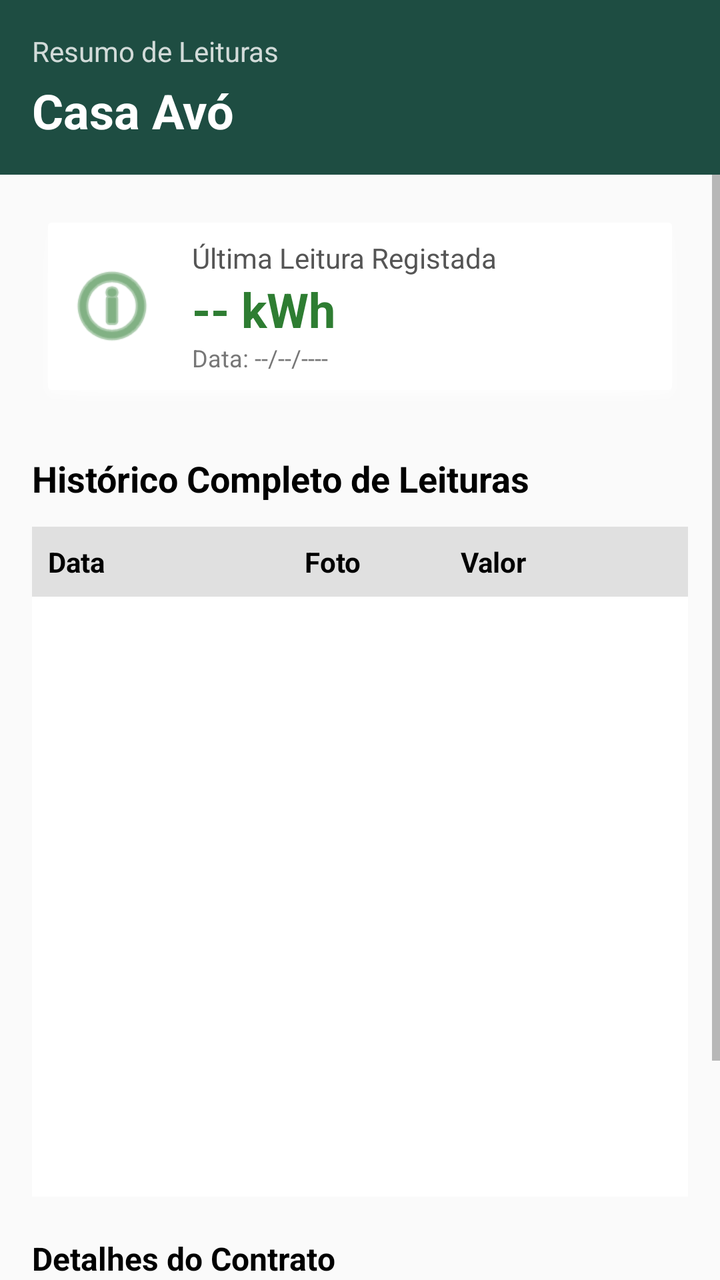
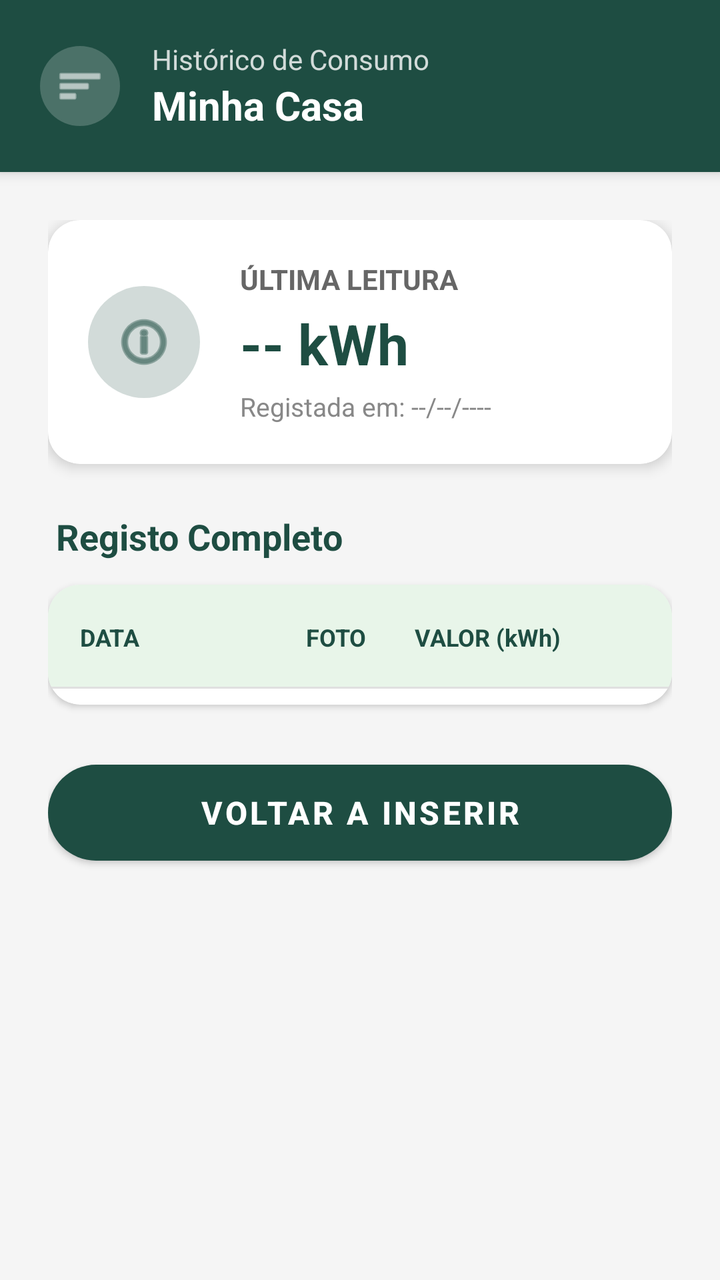

Compare the two renders of this Android layout. The source of the first and the diff that turns it into the second are given below.
<!-- AndroidManifest.xml: application theme Theme.EcoTrack -->
<!-- res/layout/layout_leituras.xml -->
<?xml version="1.0" encoding="utf-8"?>
<LinearLayout xmlns:android="http://schemas.android.com/apk/res/android"
    xmlns:app="http://schemas.android.com/apk/res-auto"
    android:layout_width="match_parent"
    android:layout_height="match_parent"
    android:background="@drawable/gradient_verde"
    android:orientation="vertical">

    
    <LinearLayout
        android:id="@+id/headerCasa"
        android:layout_width="match_parent"
        android:layout_height="wrap_content"
        android:orientation="vertical"
        android:padding="16dp"
        android:background="#1E4D42">

        <TextView
            android:text="Resumo de Leituras"
            android:textSize="14sp"
            android:textColor="#FFFFFF"
            android:alpha="0.8"
            android:layout_width="wrap_content"
            android:layout_height="wrap_content"/>

        <TextView
            android:id="@+id/tvNomeCasaResumo"
            android:text="Casa Avó"
            android:textSize="24sp"
            android:textStyle="bold"
            android:textColor="#FFFFFF"
            android:layout_marginTop="4dp"
            android:layout_width="wrap_content"
            android:layout_height="wrap_content"/>

    </LinearLayout>

    
    <ScrollView
        android:layout_width="match_parent"
        android:layout_height="match_parent"
        android:fillViewport="true"
        android:background="#FAFAFA">

        <LinearLayout
            android:layout_width="match_parent"
            android:layout_height="wrap_content"
            android:background="#FAFAFA"
            android:orientation="vertical"
            android:padding="16dp">

            
            <LinearLayout
                android:layout_width="match_parent"
                android:layout_height="wrap_content"
                android:orientation="horizontal"
                android:padding="16dp"
                android:background="@android:drawable/dialog_holo_light_frame"
                android:backgroundTint="#FFFFFF"
                android:elevation="4dp"
                android:gravity="center_vertical"
                android:layout_marginBottom="24dp">

                <ImageView
                    android:layout_width="48dp"
                    android:layout_height="48dp"
                    android:src="@android:drawable/ic_menu_info_details"
                    android:layout_marginEnd="16dp"
                    app:tint="#2E7D32" />

                <LinearLayout
                    android:layout_width="wrap_content"
                    android:layout_height="wrap_content"
                    android:orientation="vertical">

                    <TextView
                        android:layout_width="wrap_content"
                        android:layout_height="wrap_content"
                        android:text="Última Leitura Registada"
                        android:textSize="14sp"
                        android:textColor="#555555"/>

                    <TextView
                        android:id="@+id/tvConsumoResumo"
                        android:layout_width="wrap_content"
                        android:layout_height="wrap_content"
                        android:text="-- kWh"
                        android:textSize="24sp"
                        android:textStyle="bold"
                        android:textColor="#2E7D32"/>

                    <TextView
                        android:id="@+id/tvDataResumo"
                        android:layout_width="wrap_content"
                        android:layout_height="wrap_content"
                        android:text="Data: --/--/----"
                        android:textSize="12sp"
                        android:textColor="#777777"/>
                </LinearLayout>
            </LinearLayout>

            
            <TextView
                android:layout_width="wrap_content"
                android:layout_height="wrap_content"
                android:text="Histórico Completo de Leituras"
                android:textSize="18sp"
                android:textStyle="bold"
                android:textColor="#000000"
                android:layout_marginBottom="12dp"/>

            
            <LinearLayout
                android:layout_width="match_parent"
                android:layout_height="wrap_content"
                android:orientation="horizontal"
                android:padding="8dp"
                android:background="#E0E0E0">

                <TextView
                    android:layout_width="0dp"
                    android:layout_height="wrap_content"
                    android:layout_weight="1.2"
                    android:text="Data"
                    android:textColor="#000000"
                    android:textStyle="bold"/>

                <TextView
                    android:layout_width="0dp"
                    android:layout_height="wrap_content"
                    android:layout_weight="0.8"
                    android:text="Foto"
                    android:textColor="#000000"
                    android:gravity="center"
                    android:textStyle="bold"/>

                <TextView
                    android:layout_width="0dp"
                    android:layout_height="wrap_content"
                    android:layout_weight="1"
                    android:text="Valor"
                    android:textColor="#000000"
                    android:gravity="center"
                    android:textStyle="bold"/>

                <TextView
                    android:layout_width="0dp"
                    android:layout_height="wrap_content"
                    android:layout_weight="0.5"
                    android:text=""
                    android:gravity="center"/>
            </LinearLayout>

            
            <ScrollView
                android:layout_width="match_parent"
                android:layout_height="300dp"
                android:fillViewport="true"
                android:background="#FFFFFF"
                android:padding="4dp"
                android:layout_marginBottom="20dp">

                <TableLayout
                    android:id="@+id/tabelaHistorico"
                    android:layout_width="match_parent"
                    android:layout_height="wrap_content"
                    android:stretchColumns="*" />
            </ScrollView>

            
            <TextView
                android:layout_width="wrap_content"
                android:layout_height="wrap_content"
                android:text="Detalhes do Contrato"
                android:textSize="16sp"
                android:textStyle="bold"
                android:textColor="#000000"
                android:layout_marginBottom="8dp"/>

            <TextView
                android:layout_width="wrap_content"
                android:layout_height="wrap_content"
                android:text="Potência Contratada: 6.9 kVA"
                android:textSize="14sp"
                android:textColor="#555555"
                android:layout_marginBottom="4dp"/>

            <TextView
                android:layout_width="wrap_content"
                android:layout_height="wrap_content"
                android:text="Tarifa: Bi-horária"
                android:textSize="14sp"
                android:textColor="#555555"
                android:layout_marginBottom="16dp"/>

            
            <Button
                android:id="@+id/btnVoltarResumo"
                android:layout_width="match_parent"
                android:layout_height="wrap_content"
                android:text="Voltar a Inserir Leituras"
                android:backgroundTint="#2E7D32"
                android:textColor="#FFFFFF"
                android:textStyle="bold"
                android:padding="12dp"/>

        </LinearLayout>
    </ScrollView>

</LinearLayout>
<!-- resources referenced by this layout -->
<resources>
  <!-- drawable gradient_verde (drawable) -->
  <shape xmlns:android="http://schemas.android.com/apk/res/android">
      <gradient
          android:startColor="@color/pastel_lightgreen"
          android:centerColor="@color/mint_start"
          android:endColor="@color/pastel_whitewarm"
          android:angle="90" />
  
      <corners android:radius="0dp" />
  </shape>
  <style name="Theme.EcoTrack" parent="Theme.MaterialComponents.Light.NoActionBar">
          
          <item name="colorPrimary">@color/colorPrimary</item>
          <item name="colorOnPrimary">@color/colorOnPrimary</item>
          <item name="colorSecondary">@color/colorSecondary</item>
          <item name="colorOnSecondary">@color/colorOnSecondary</item>
  
          
          <item name="colorOnBackground">@color/background_beige</item>
          <item name="colorSurface">@color/colorSurface</item>
          <item name="colorOnSurface">@color/colorOnSurface</item>
          <item name="android:windowBackground">@color/background_beige</item>
  
          
          <item name="colorPrimaryContainer">@color/colorPrimaryContainer</item>
          <item name="colorOnPrimaryContainer">@color/colorOnPrimaryContainer</item>
          <item name="colorSecondaryContainer">@color/colorSecondaryContainer</item>
          <item name="colorOnSecondaryContainer">@color/colorOnSecondaryContainer</item>
  
          
          <item name="colorError">@color/colorError</item>
          <item name="colorOnError">@color/colorOnError</item>
          <item name="colorErrorContainer">@color/colorErrorContainer</item>
          <item name="colorOnErrorContainer">@color/colorOnErrorContainer</item>
  
          
          <item name="colorOutline">@color/colorOutline</item>
  
          
          <item name="android:textColorPrimary">@color/text_primary</item>
          <item name="android:textColorSecondary">@color/text_secondary</item>
  
          
          <item name="android:statusBarColor">@color/colorPrimary</item>
          <item name="android:navigationBarColor">@color/background_beige</item>
      </style>
  <color name="pastel_lightgreen">#D7E8C1</color>
  <color name="mint_start">#A8E6CF</color>
  <color name="pastel_whitewarm">#FAF8F1</color>
  <color name="colorPrimary">#2E7D5B</color>
  <color name="colorOnPrimary">#FFFFFF</color>
  <color name="colorSecondary">#52644F</color>
  <color name="colorOnSecondary">#FFFFFF</color>
  <color name="background_beige">#FFFDF8</color>
  <color name="colorSurface">#FAF7F2</color>
  <color name="colorOnSurface">#3B3A37</color>
  <color name="colorPrimaryContainer">#BFE3CF</color>
  <color name="colorOnPrimaryContainer">#1A3B2C</color>
  <color name="colorSecondaryContainer">#D5E8D7</color>
  <color name="colorOnSecondaryContainer">#1F352F</color>
  <color name="colorError">#B3261E</color>
  <color name="colorOnError">#FFFFFF</color>
  <color name="colorErrorContainer">#F9DEDC</color>
  <color name="colorOnErrorContainer">#410E0B</color>
  <color name="colorOutline">#D8D2C8</color>
  <color name="text_primary">#2E2E2E</color>
  <color name="text_secondary">#7A7A7A</color>
</resources>

<!-- the commit's change to res/layout/layout_leituras.xml (unified diff, before → after) -->
@@ -3,71 +3,84 @@
     xmlns:app="http://schemas.android.com/apk/res-auto"
     android:layout_width="match_parent"
     android:layout_height="match_parent"
-    android:background="@drawable/gradient_verde"
-    android:orientation="vertical">
-
-    
+    android:orientation="vertical"
+    android:background="@drawable/gradient_verde">
+
     <LinearLayout
         android:id="@+id/headerCasa"
         android:layout_width="match_parent"
         android:layout_height="wrap_content"
-        android:orientation="vertical"
-        android:padding="16dp"
-        android:background="#1E4D42">
-
-        <TextView
-            android:text="Resumo de Leituras"
-            android:textSize="14sp"
-            android:textColor="#FFFFFF"
-            android:alpha="0.8"
+        android:orientation="horizontal"
+        android:padding="20dp"
+        android:gravity="center_vertical"
+        android:background="#1E4D42"
+        android:elevation="4dp">
+
+        <ImageView
+            android:layout_width="40dp"
+            android:layout_height="40dp"
+            android:src="@android:drawable/ic_menu_sort_by_size"
+            app:tint="#FFFFFF"
+            android:background="@drawable/bg_circle_white_alpha"
+            android:padding="8dp"
+            android:layout_marginEnd="16dp"/>
+
+        <LinearLayout
             android:layout_width="wrap_content"
-            android:layout_height="wrap_content"/>
-
-        <TextView
-            android:id="@+id/tvNomeCasaResumo"
-            android:text="Casa Avó"
-            android:textSize="24sp"
-            android:textStyle="bold"
-            android:textColor="#FFFFFF"
-            android:layout_marginTop="4dp"
-            android:layout_width="wrap_content"
-            android:layout_height="wrap_content"/>
-
+            android:layout_height="wrap_content"
+            android:orientation="vertical">
+
+            <TextView
+                android:layout_width="wrap_content"
+                android:layout_height="wrap_content"
+                android:text="Histórico de Consumo"
+                android:textSize="14sp"
+                android:textColor="#CCFFFFFF"/>
+
+            <TextView
+                android:id="@+id/tvNomeCasaResumo"
+                android:layout_width="wrap_content"
+                android:layout_height="wrap_content"
+                android:text="Minha Casa"
+                android:textSize="20sp"
+                android:textStyle="bold"
+                android:textColor="#FFFFFF"/>
+        </LinearLayout>
     </LinearLayout>
 
-    
     <ScrollView
         android:layout_width="match_parent"
         android:layout_height="match_parent"
         android:fillViewport="true"
-        android:background="#FAFAFA">
-
-        <LinearLayout
+        android:background="#F5F5F5"> <LinearLayout
+        android:layout_width="match_parent"
+        android:layout_height="wrap_content"
+        android:orientation="vertical"
+        android:padding="24dp">
+
+        <com.google.android.material.card.MaterialCardView
             android:layout_width="match_parent"
             android:layout_height="wrap_content"
-            android:background="#FAFAFA"
-            android:orientation="vertical"
-            android:padding="16dp">
-
-            
+            android:layout_marginBottom="24dp"
+            app:cardCornerRadius="16dp"
+            app:cardElevation="4dp"
+            app:cardBackgroundColor="#FFFFFF">
+
             <LinearLayout
                 android:layout_width="match_parent"
                 android:layout_height="wrap_content"
                 android:orientation="horizontal"
-                android:padding="16dp"
-                android:background="@android:drawable/dialog_holo_light_frame"
-                android:backgroundTint="#FFFFFF"
-                android:elevation="4dp"
-                android:gravity="center_vertical"
-                android:layout_marginBottom="24dp">
+                android:padding="20dp"
+                android:gravity="center_vertical">
 
                 <ImageView
-                    android:layout_width="48dp"
-                    android:layout_height="48dp"
+                    android:layout_width="56dp"
+                    android:layout_height="56dp"
                     android:src="@android:drawable/ic_menu_info_details"
-                    android:layout_marginEnd="16dp"
-                    app:tint="#2E7D32" />
-
+                    app:tint="#1E4D42"
+                    android:background="@drawable/bg_circle_green_alpha"
+                    android:padding="12dp"
+                    android:layout_marginEnd="20dp"/>
                 <LinearLayout
                     android:layout_width="wrap_content"
                     android:layout_height="wrap_content"
@@ -76,135 +89,125 @@
                     <TextView
                         android:layout_width="wrap_content"
                         android:layout_height="wrap_content"
-                        android:text="Última Leitura Registada"
+                        android:text="Última Leitura"
                         android:textSize="14sp"
-                        android:textColor="#555555"/>
+                        android:textColor="#666666"
+                        android:textAllCaps="true"
+                        android:textStyle="bold"/>
 
                     <TextView
                         android:id="@+id/tvConsumoResumo"
                         android:layout_width="wrap_content"
                         android:layout_height="wrap_content"
                         android:text="-- kWh"
-                        android:textSize="24sp"
+                        android:textSize="28sp"
                         android:textStyle="bold"
-                        android:textColor="#2E7D32"/>
+                        android:textColor="#1E4D42"
+                        android:layout_marginTop="4dp"/>
 
                     <TextView
                         android:id="@+id/tvDataResumo"
                         android:layout_width="wrap_content"
                         android:layout_height="wrap_content"
-                        android:text="Data: --/--/----"
-                        android:textSize="12sp"
-                        android:textColor="#777777"/>
+                        android:text="Registada em: --/--/----"
+                        android:textSize="13sp"
+                        android:textColor="#888888"
+                        android:layout_marginTop="4dp"/>
                 </LinearLayout>
             </LinearLayout>
-
-            
-            <TextView
-                android:layout_width="wrap_content"
-                android:layout_height="wrap_content"
-                android:text="Histórico Completo de Leituras"
-                android:textSize="18sp"
-                android:textStyle="bold"
-                android:textColor="#000000"
-                android:layout_marginBottom="12dp"/>
-
-            
+        </com.google.android.material.card.MaterialCardView>
+
+        <TextView
+            android:layout_width="wrap_content"
+            android:layout_height="wrap_content"
+            android:text="Registo Completo"
+            android:textSize="18sp"
+            android:textStyle="bold"
+            android:textColor="#1E4D42"
+            android:layout_marginBottom="12dp"
+            android:layout_marginStart="4dp"/>
+
+        <com.google.android.material.card.MaterialCardView
+            android:layout_width="match_parent"
+            android:layout_height="wrap_content"
+            app:cardCornerRadius="16dp"
+            app:cardElevation="2dp"
+            app:cardBackgroundColor="#FFFFFF"
+            android:layout_marginBottom="24dp">
+
             <LinearLayout
                 android:layout_width="match_parent"
                 android:layout_height="wrap_content"
-                android:orientation="horizontal"
-                android:padding="8dp"
-                android:background="#E0E0E0">
-
-                <TextView
+                android:orientation="vertical">
+
+                <LinearLayout
+                    android:layout_width="match_parent"
+                    android:layout_height="wrap_content"
+                    android:orientation="horizontal"
+                    android:padding="16dp"
+                    android:background="#E8F5E9"> <TextView
                     android:layout_width="0dp"
                     android:layout_height="wrap_content"
                     android:layout_weight="1.2"
-                    android:text="Data"
-                    android:textColor="#000000"
-                    android:textStyle="bold"/>
-
-                <TextView
-                    android:layout_width="0dp"
-                    android:layout_height="wrap_content"
-                    android:layout_weight="0.8"
-                    android:text="Foto"
-                    android:textColor="#000000"
-                    android:gravity="center"
-                    android:textStyle="bold"/>
-
-                <TextView
-                    android:layout_width="0dp"
-                    android:layout_height="wrap_content"
-                    android:layout_weight="1"
-                    android:text="Valor"
-                    android:textColor="#000000"
-                    android:gravity="center"
-                    android:textStyle="bold"/>
-
-                <TextView
-                    android:layout_width="0dp"
-                    android:layout_height="wrap_content"
-                    android:layout_weight="0.5"
-                    android:text=""
-                    android:gravity="center"/>
-            </LinearLayout>
-
-            
-            <ScrollView
-                android:layout_width="match_parent"
-                android:layout_height="300dp"
-                android:fillViewport="true"
-                android:background="#FFFFFF"
-                android:padding="4dp"
-                android:layout_marginBottom="20dp">
+                    android:text="DATA"
+                    android:textColor="#1E4D42"
+                    android:textStyle="bold"
+                    android:textSize="12sp"/>
+
+                    <TextView
+                        android:layout_width="0dp"
+                        android:layout_height="wrap_content"
+                        android:layout_weight="0.8"
+                        android:text="FOTO"
+                        android:textColor="#1E4D42"
+                        android:gravity="center"
+                        android:textStyle="bold"
+                        android:textSize="12sp"/>
+
+                    <TextView
+                        android:layout_width="0dp"
+                        android:layout_height="wrap_content"
+                        android:layout_weight="1"
+                        android:text="VALOR (kWh)"
+                        android:textColor="#1E4D42"
+                        android:gravity="end"
+                        android:textStyle="bold"
+                        android:textSize="12sp"/>
+
+                    <TextView
+                        android:layout_width="0dp"
+                        android:layout_height="wrap_content"
+                        android:layout_weight="0.5"
+                        android:text="" />
+                </LinearLayout>
+
+                <View
+                    android:layout_width="match_parent"
+                    android:layout_height="1dp"
+                    android:background="#E0E0E0"/>
 
                 <TableLayout
                     android:id="@+id/tabelaHistorico"
                     android:layout_width="match_parent"
                     android:layout_height="wrap_content"
-                    android:stretchColumns="*" />
-            </ScrollView>
-
-            
-            <TextView
-                android:layout_width="wrap_content"
-                android:layout_height="wrap_content"
-                android:text="Detalhes do Contrato"
-                android:textSize="16sp"
-                android:textStyle="bold"
-                android:textColor="#000000"
-                android:layout_marginBottom="8dp"/>
-
-            <TextView
-                android:layout_width="wrap_content"
-                android:layout_height="wrap_content"
-                android:text="Potência Contratada: 6.9 kVA"
-                android:textSize="14sp"
-                android:textColor="#555555"
-                android:layout_marginBottom="4dp"/>
-
-            <TextView
-                android:layout_width="wrap_content"
-                android:layout_height="wrap_content"
-                android:text="Tarifa: Bi-horária"
-                android:textSize="14sp"
-                android:textColor="#555555"
-                android:layout_marginBottom="16dp"/>
-
-            
-            <Button
-                android:id="@+id/btnVoltarResumo"
-                android:layout_width="match_parent"
-                android:layout_height="wrap_content"
-                android:text="Voltar a Inserir Leituras"
-                android:backgroundTint="#2E7D32"
-                android:textColor="#FFFFFF"
-                android:textStyle="bold"
-                android:padding="12dp"/>
-
-        </LinearLayout>
+                    android:stretchColumns="*"
+                    android:paddingBottom="8dp"/>
+
+            </LinearLayout>
+        </com.google.android.material.card.MaterialCardView>
+
+        <com.google.android.material.button.MaterialButton
+            android:id="@+id/btnVoltarResumo"
+            android:layout_width="match_parent"
+            android:layout_height="60dp"
+            android:text="Voltar a Inserir"
+            android:textSize="16sp"
+            android:textStyle="bold"
+            app:backgroundTint="#1E4D42"
+            app:cornerRadius="30dp"
+            android:textColor="#FFFFFF"/>
+
+    </LinearLayout>
     </ScrollView>
 
 </LinearLayout>
<!-- resource entries referenced after the edit -->
@@ -1,5 +1,15 @@
 <!-- resources referenced by this layout -->
 <resources>
+  <!-- drawable bg_circle_green_alpha (drawable) -->
+  <?xml version="1.0" encoding="utf-8"?>
+  <shape xmlns:android="http://schemas.android.com/apk/res/android" shape="oval">
+      <solid android:color="#331E4D42"/>
+  </shape>
+  <!-- drawable bg_circle_white_alpha (drawable) -->
+  <?xml version="1.0" encoding="utf-8"?>
+  <shape xmlns:android="http://schemas.android.com/apk/res/android" shape="oval">
+      <solid android:color="#33FFFFFF"/>
+  </shape>
   <!-- drawable gradient_verde (drawable) -->
   <shape xmlns:android="http://schemas.android.com/apk/res/android">
       <gradient
